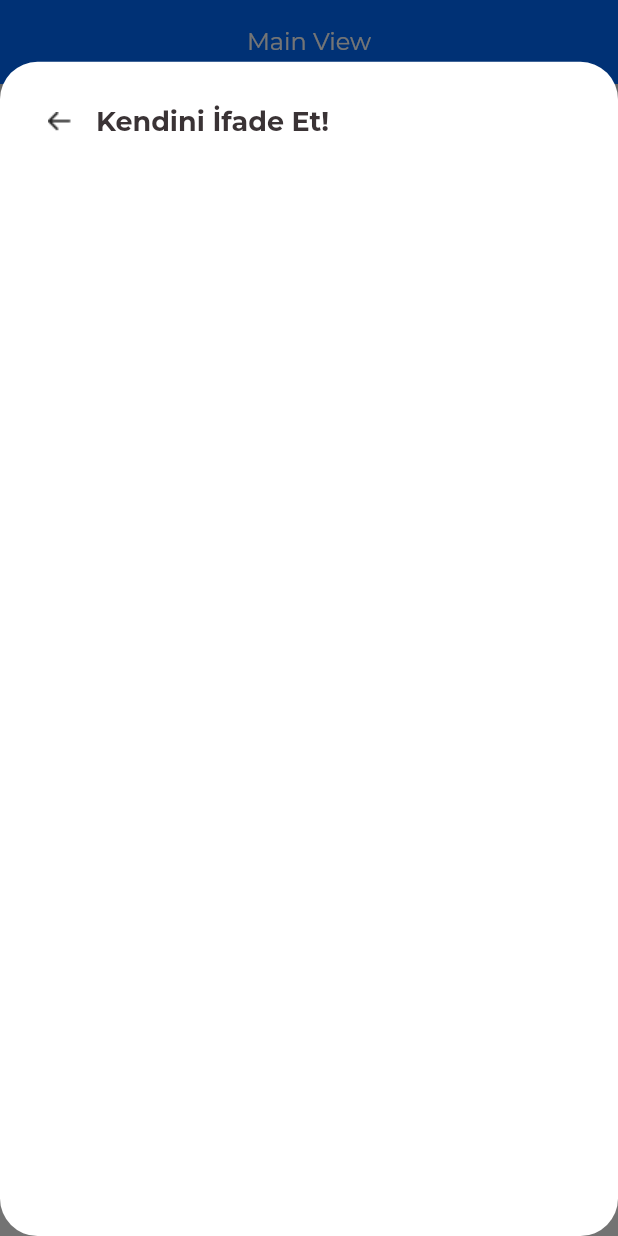
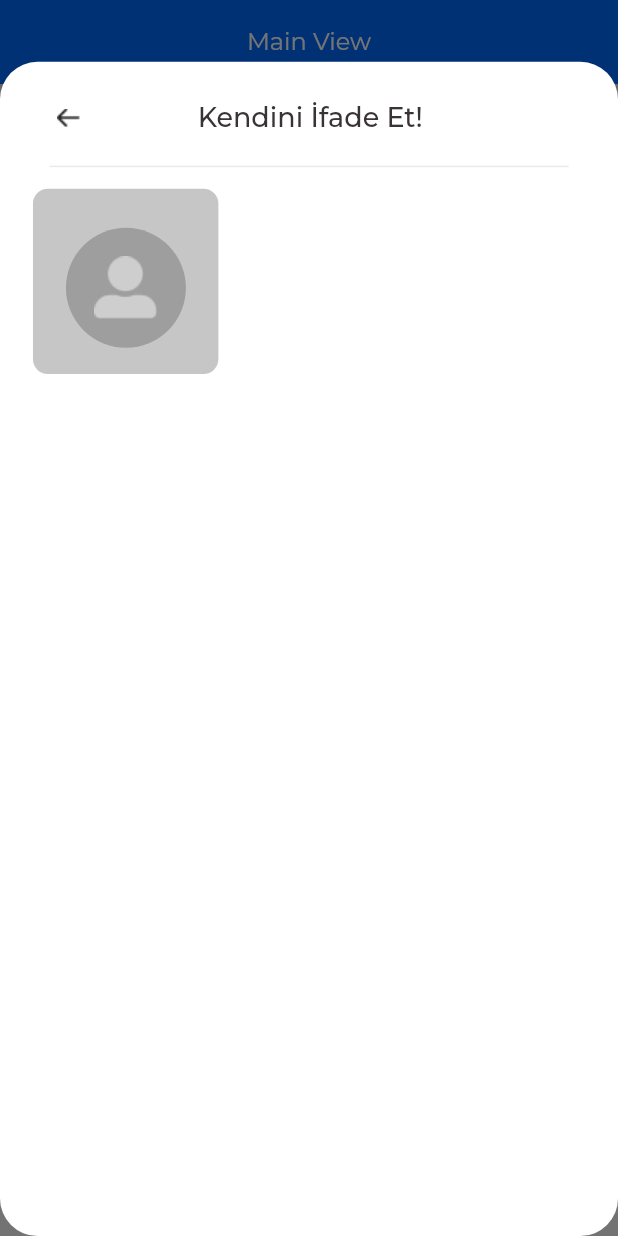
Before and after one commit to algorr/kirala, a Flutter app: the screen it shows after launch, after a tap on "Express Yourself", on a phone screen of 412 x 824 dp. Run offline on Flutter 3.47's test engine with Material 2 defaults, Android fonts, the phone set to English and light mode, and no system bars; our stand-ins replace sizer.

Commit message:
express_yourself_view is added

```diff
--- a/lib/app/my_app.dart
+++ b/lib/app/my_app.dart
@@ -1,6 +1,7 @@
 import 'package:flutter/material.dart';
 import 'package:kirala/presentation/resources/route_manager.dart';
 import 'package:kirala/presentation/resources/theme_manager.dart';
+import 'package:sizer/sizer.dart';
 
 class MyApp extends StatefulWidget {
   //const MyApp({super.key}); // default constructor
@@ -19,11 +20,15 @@ class MyApp extends StatefulWidget {
 class _MyAppState extends State<MyApp> {
   @override
   Widget build(BuildContext context) {
-    return MaterialApp(
-      debugShowCheckedModeBanner: false,
-      theme: getAppTheme(),
-      onGenerateRoute: RouteManager.getRoute,
-      initialRoute: Routes.splashRoute,
+    return Sizer(
+      builder: (context, orientation, deviceType) {
+        return MaterialApp(
+          debugShowCheckedModeBanner: false,
+          theme: getAppTheme(),
+          onGenerateRoute: RouteManager.getRoute,
+          initialRoute: Routes.splashRoute,
+        );
+      },
     );
   }
 }
--- a/lib/presentation/resources/color_manager.dart
+++ b/lib/presentation/resources/color_manager.dart
@@ -6,6 +6,8 @@ class ColorManager {
   static Color grey = HexColor.fromHex("#C6C6C6");
   static Color dividerColor = HexColor.fromHex("#EDE8E9");
   static Color grey1 = HexColor.fromHex("#484848");
+  static Color emptyUser = HexColor.fromHex("#00001A");
+  static Color userProfile = HexColor.fromHex("#999999");
   static Color lightGrey = HexColor.fromHex("#908E8E");
   static Color black = HexColor.fromHex("#3A3335");
   static Color white = HexColor.fromHex("#FFFFFF");
--- a/lib/presentation/resources/theme_manager.dart
+++ b/lib/presentation/resources/theme_manager.dart
@@ -68,11 +68,12 @@ ThemeData getAppTheme() {
         fontSize: FontSize.s18,
       ),
       titleMedium: getMediumTextStyle(
-        color: ColorManager.lightGrey,
-        fontSize: FontSize.s16,
+        color: ColorManager.black,
+        fontSize: FontSize.s18,
       ),
       bodySmall: getRegularTextStyle(
-        color: ColorManager.grey1,
+        fontSize: FontSize.s16,
+        color: ColorManager.lightGrey,
       ),
       bodyLarge: getRegularTextStyle(
         color: ColorManager.grey,
--- a/lib/presentation/view/main/main_view.dart
+++ b/lib/presentation/view/main/main_view.dart
@@ -1,6 +1,10 @@
 import 'package:flutter/material.dart';
+import 'package:kirala/presentation/resources/color_manager.dart';
 import 'package:kirala/presentation/resources/image_manager.dart';
 import 'package:kirala/presentation/resources/string_manager.dart';
+import 'package:kirala/widgets/first_view_widgets/divider_widget.dart';
+import 'package:kirala/widgets/first_view_widgets/head_line_row.dart';
+import 'package:sizer/sizer.dart';
 
 class MainView extends StatelessWidget {
   const MainView({super.key});
@@ -22,22 +26,49 @@ class MainView extends StatelessWidget {
                     height: MediaQuery.of(context).size.height * .95,
                     child: Column(
                       children: [
+                        // Headline
                         Padding(
-                          padding: const EdgeInsets.all(16),
-                          child: Row(
-                            children: [
-                              IconButton(
-                                onPressed: () {},
-                                icon: const ImageIcon(
-                                  AssetImage(ImageManager.backArrow),
+                          padding: EdgeInsets.only(
+                              left: 16.sp, right: 16.sp, top: 10.sp),
+                          child: const HeadLineRow(),
+                        ),
+
+                        // Divider
+                        Padding(
+                          padding: EdgeInsets.symmetric(horizontal: 8.w),
+                          child: const DividerWidget(),
+                        ),
+
+                        // Profile Picture
+                        Row(
+                          children: [
+                            Stack(
+                              children: [
+                                Padding(
+                                  padding: EdgeInsets.symmetric(
+                                      horizontal: 16.sp, vertical: 5.sp),
+                                  child: Container(
+                                    padding: EdgeInsets.only(left: 16.sp),
+                                    height: 15.h,
+                                    width: 30.w,
+                                    decoration: BoxDecoration(
+                                        color: ColorManager.grey,
+                                        borderRadius:
+                                            BorderRadius.circular(10)),
+                                  ),
                                 ),
-                              ),
-                              Text(
-                                AppStrings.bottomSheetHeadTitle,
-                                style: Theme.of(context).textTheme.displayLarge,
-                              ),
-                            ],
-                          ),
+                                Padding(
+                                  padding:
+                                      EdgeInsets.only(left: 32.sp, top: 4.h),
+                                  child: CircleAvatar(
+                                    backgroundColor: Colors.grey.shade500,
+                                    radius: 40,
+                                    child: Image.asset(ImageManager.emptyUser),
+                                  ),
+                                ),
+                              ],
+                            ),
+                          ],
                         ),
                       ],
                     ),
--- /dev/null
+++ b/lib/widgets/first_view_widgets/divider_widget.dart
@@ -0,0 +1,16 @@
+import 'package:flutter/material.dart';
+import 'package:kirala/presentation/resources/color_manager.dart';
+
+class DividerWidget extends StatelessWidget {
+  const DividerWidget({
+    super.key,
+  });
+
+  @override
+  Widget build(BuildContext context) {
+    return Divider(
+      thickness: 1,
+      color: ColorManager.dividerColor,
+    );
+  }
+}
--- /dev/null
+++ b/lib/widgets/first_view_widgets/head_line_row.dart
@@ -0,0 +1,32 @@
+import 'package:flutter/material.dart';
+import 'package:kirala/presentation/resources/image_manager.dart';
+import 'package:kirala/presentation/resources/string_manager.dart';
+import 'package:sizer/sizer.dart';
+
+class HeadLineRow extends StatelessWidget {
+  const HeadLineRow({
+    super.key,
+  });
+
+  @override
+  Widget build(BuildContext context) {
+    return Row(
+      mainAxisAlignment: MainAxisAlignment.start,
+      children: [
+        IconButton(
+          onPressed: () {},
+          icon: const ImageIcon(
+            AssetImage(ImageManager.backArrow),
+          ),
+        ),
+        SizedBox(
+          width: 15.w,
+        ),
+        Text(
+          AppStrings.bottomSheetHeadTitle,
+          style: Theme.of(context).textTheme.titleMedium,
+        ),
+      ],
+    );
+  }
+}
--- a/pubspec.yaml
+++ b/pubspec.yaml
@@ -42,6 +42,8 @@ dependencies:
 
   # image_picking
   image_picker: ^0.8.6+3
+  sizer: ^2.0.15
+
 
 dev_dependencies:
   flutter_test:
```
Also changed, not shown: 3 other files.
